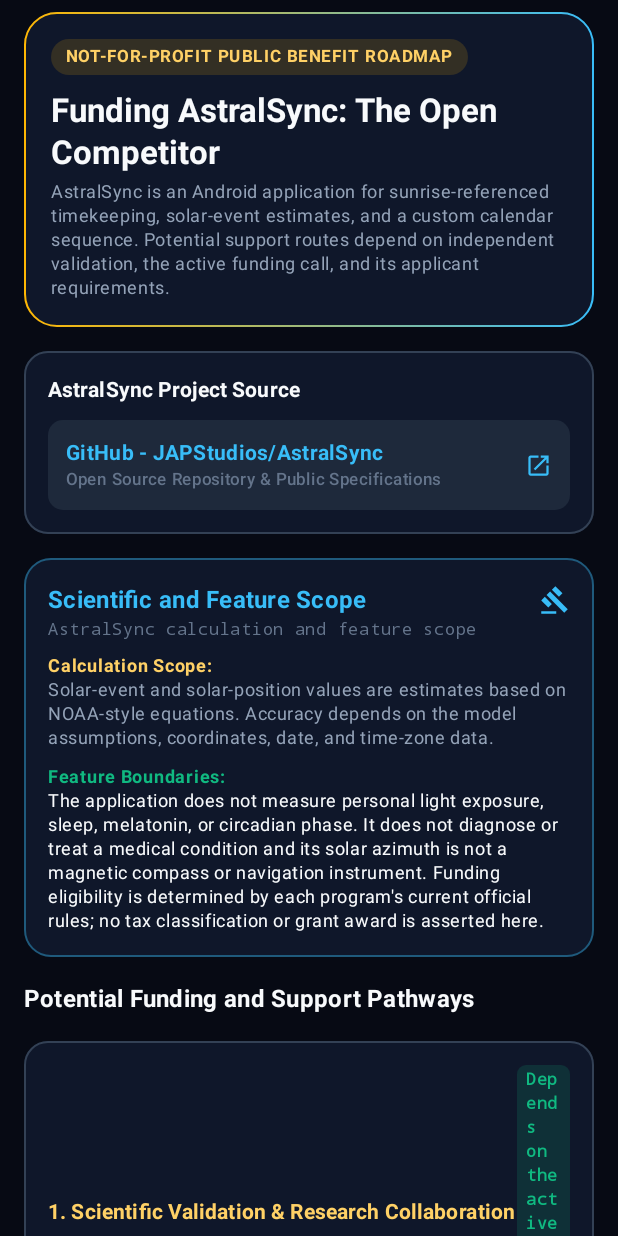
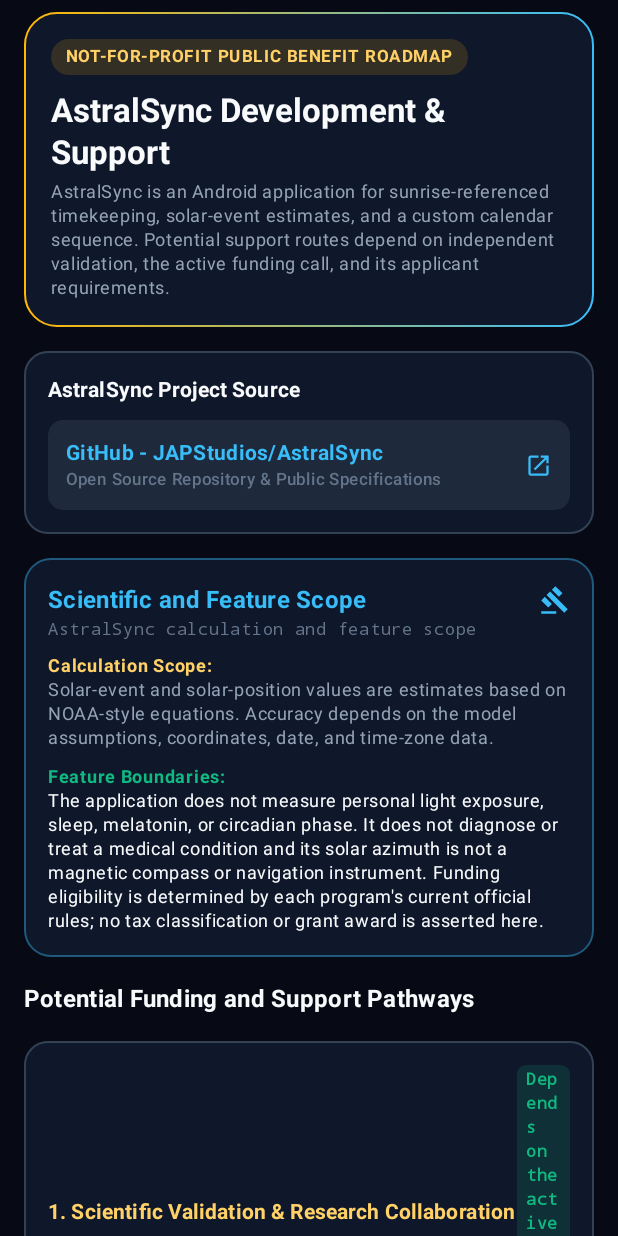
Before and after one commit to JAPStudios/AstralSync, an Android app built with Jetpack Compose: the composable FundingStrategyScreen shown on its own in the app's theme, on a phone screen of 412 x 824 dp. Run offline under Robolectric (Android 15) with nearby library versions, the phone set to English and light mode, and no system bars; 1 statement that could not run was skipped.

Commit message:
Clarify project support screen

```diff
--- a/app/src/main/java/com/example/ui/screens/FundingStrategyScreen.kt
+++ b/app/src/main/java/com/example/ui/screens/FundingStrategyScreen.kt
@@ -29,8 +29,6 @@ import com.example.ui.theme.*
 fun FundingStrategyScreen(
     modifier: Modifier = Modifier
 ) {
-    val context = LocalContext.current
-
     LazyColumn(
         modifier = modifier
             .fillMaxSize()
@@ -62,7 +60,7 @@ fun FundingStrategyScreen(
                     Spacer(modifier = Modifier.height(10.dp))
 
                     Text(
-                        text = "Funding AstralSync: The Open Competitor",
+                        text = "AstralSync Development & Support",
                         style = MaterialTheme.typography.titleLarge.copy(fontWeight = FontWeight.Bold),
                         color = TextPrimary
                     )
```
